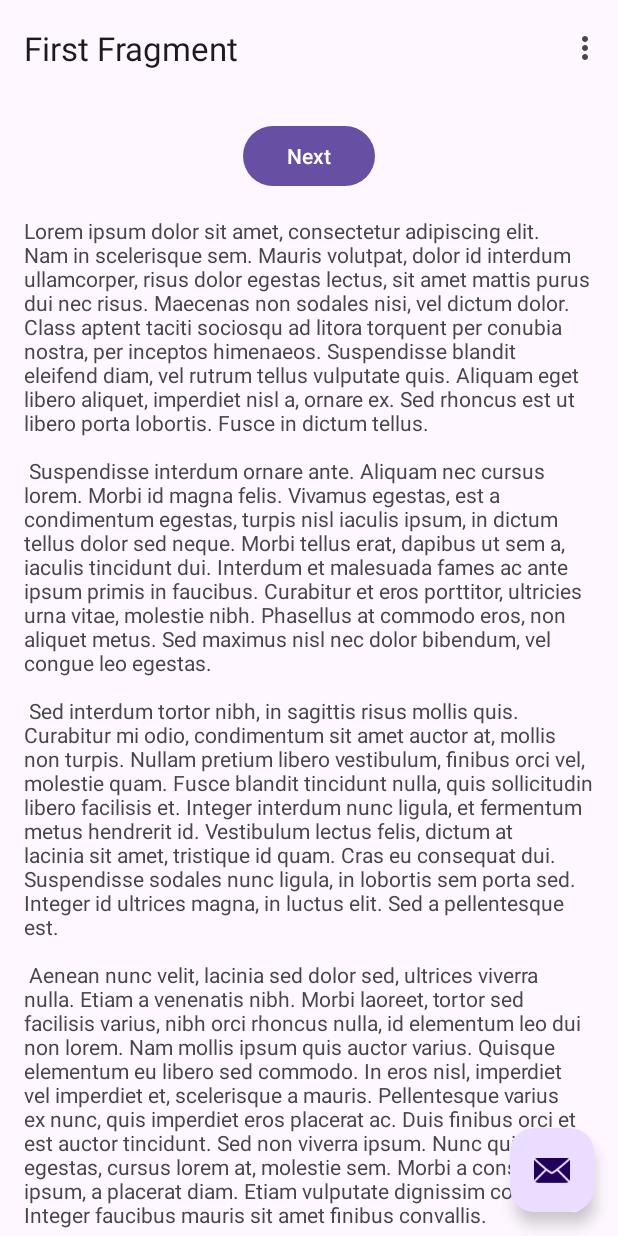
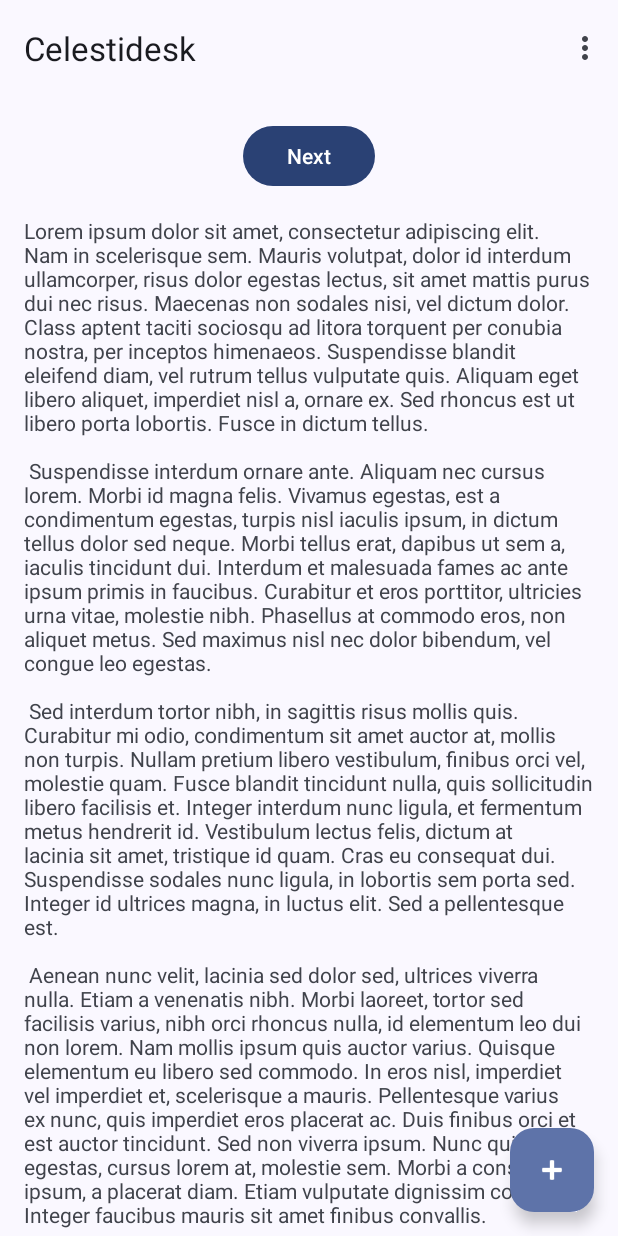
Before and after one commit to nijuyonkadesu/Celestidesk, an Android app: the screen it shows after launch (MainActivity), on a phone screen of 412 x 824 dp. Run offline under Robolectric (Android 15) with nearby library versions, the phone set to English and light mode, and no system bars; our stand-ins replace Dagger/Hilt's generated code, navigation-ui.

Commit message:
Remove some layouts - add datastore

```diff
--- a/app/src/main/AndroidManifest.xml
+++ b/app/src/main/AndroidManifest.xml
@@ -3,6 +3,7 @@
     xmlns:tools="http://schemas.android.com/tools">
 
     <application
+        android:name=".DeskApplication"
         android:allowBackup="true"
         android:dataExtractionRules="@xml/data_extraction_rules"
         android:fullBackupContent="@xml/backup_rules"
--- /dev/null
+++ b/app/src/main/java/one/njk/celestidesk/DeskApplication.kt
@@ -0,0 +1,13 @@
+package one.njk.celestidesk
+
+import android.app.Application
+import com.google.android.material.color.DynamicColors
+import dagger.hilt.android.HiltAndroidApp
+
+@HiltAndroidApp
+class DeskApplication: Application() {
+    override fun onCreate() {
+        super.onCreate()
+        DynamicColors.applyToActivitiesIfAvailable(this)
+    }
+}
--- a/app/src/main/java/one/njk/celestidesk/MainActivity.kt
+++ b/app/src/main/java/one/njk/celestidesk/MainActivity.kt
@@ -10,12 +10,19 @@ import androidx.navigation.ui.navigateUp
 import androidx.navigation.ui.setupActionBarWithNavController
 import android.view.Menu
 import android.view.MenuItem
+import androidx.navigation.fragment.NavHostFragment
+import dagger.hilt.android.AndroidEntryPoint
+import one.njk.celestidesk.data.RolesDataStore
 import one.njk.celestidesk.databinding.ActivityMainBinding
+import javax.inject.Inject
 
+@AndroidEntryPoint
 class MainActivity : AppCompatActivity() {
 
     private lateinit var appBarConfiguration: AppBarConfiguration
     private lateinit var binding: ActivityMainBinding
+    @Inject
+    lateinit var rolesDataStore: RolesDataStore
 
     override fun onCreate(savedInstanceState: Bundle?) {
         WindowCompat.setDecorFitsSystemWindows(window, false)
@@ -26,7 +33,9 @@ class MainActivity : AppCompatActivity() {
 
         setSupportActionBar(binding.toolbar)
 
-        val navController = findNavController(R.id.nav_host_fragment_content_main)
+        val navHostFragment = supportFragmentManager
+            .findFragmentById(R.id.nav_host_fragment_content_main) as NavHostFragment
+        val navController = navHostFragment.navController
         appBarConfiguration = AppBarConfiguration(navController.graph)
         setupActionBarWithNavController(navController, appBarConfiguration)
 
--- a/app/src/main/java/one/njk/celestidesk/FirstFragment.kt
+++ b/app/src/main/java/one/njk/celestidesk/RequestFragment.kt
@@ -5,15 +5,14 @@ import androidx.fragment.app.Fragment
 import android.view.LayoutInflater
 import android.view.View
 import android.view.ViewGroup
-import androidx.navigation.fragment.findNavController
-import one.njk.celestidesk.databinding.FragmentFirstBinding
+import one.njk.celestidesk.databinding.FragmentRequestBinding
 
 /**
  * A simple [Fragment] subclass as the default destination in the navigation.
  */
-class FirstFragment : Fragment() {
+class RequestFragment : Fragment() {
 
-    private var _binding: FragmentFirstBinding? = null
+    private var _binding: FragmentRequestBinding? = null
 
     // This property is only valid between onCreateView and
     // onDestroyView.
@@ -22,19 +21,15 @@ class FirstFragment : Fragment() {
     override fun onCreateView(
         inflater: LayoutInflater, container: ViewGroup?,
         savedInstanceState: Bundle?
-    ): View? {
+    ): View {
 
-        _binding = FragmentFirstBinding.inflate(inflater, container, false)
+        _binding = FragmentRequestBinding.inflate(inflater, container, false)
         return binding.root
 
     }
 
     override fun onViewCreated(view: View, savedInstanceState: Bundle?) {
         super.onViewCreated(view, savedInstanceState)
-
-        binding.buttonFirst.setOnClickListener {
-            findNavController().navigate(R.id.action_FirstFragment_to_SecondFragment)
-        }
     }
 
     override fun onDestroyView() {
--- a/app/src/main/res/layout/activity_main.xml
+++ b/app/src/main/res/layout/activity_main.xml
@@ -28,6 +28,6 @@
         android:layout_gravity="bottom|end"
         android:layout_marginEnd="@dimen/fab_margin"
         android:layout_marginBottom="16dp"
-        app:srcCompat="@android:drawable/ic_dialog_email" />
+        app:srcCompat="@android:drawable/ic_input_add" />
 
 </androidx.coordinatorlayout.widget.CoordinatorLayout>
--- a/app/src/main/res/layout/content_main.xml
+++ b/app/src/main/res/layout/content_main.xml
@@ -5,7 +5,7 @@
     android:layout_height="match_parent"
     app:layout_behavior="@string/appbar_scrolling_view_behavior">
 
-    <fragment
+    <androidx.fragment.app.FragmentContainerView
         android:id="@+id/nav_host_fragment_content_main"
         android:name="androidx.navigation.fragment.NavHostFragment"
         android:layout_width="0dp"
--- a/app/src/main/res/layout/fragment_first.xml
+++ b/app/src/main/res/layout/fragment_request.xml
@@ -4,7 +4,7 @@
     xmlns:tools="http://schemas.android.com/tools"
     android:layout_width="match_parent"
     android:layout_height="match_parent"
-    tools:context=".FirstFragment">
+    tools:context=".RequestFragment">
 
     <androidx.constraintlayout.widget.ConstraintLayout
         android:layout_width="match_parent"
--- a/app/src/main/res/navigation/nav_graph.xml
+++ b/app/src/main/res/navigation/nav_graph.xml
@@ -7,22 +7,8 @@
 
     <fragment
         android:id="@+id/FirstFragment"
-        android:name="one.njk.celestidesk.FirstFragment"
-        android:label="@string/first_fragment_label"
-        tools:layout="@layout/fragment_first">
-
-        <action
-            android:id="@+id/action_FirstFragment_to_SecondFragment"
-            app:destination="@id/SecondFragment" />
-    </fragment>
-    <fragment
-        android:id="@+id/SecondFragment"
-        android:name="one.njk.celestidesk.SecondFragment"
-        android:label="@string/second_fragment_label"
-        tools:layout="@layout/fragment_second">
-
-        <action
-            android:id="@+id/action_SecondFragment_to_FirstFragment"
-            app:destination="@id/FirstFragment" />
+        android:name="one.njk.celestidesk.RequestFragment"
+        android:label="@string/request_fragment_label"
+        tools:layout="@layout/fragment_request">
     </fragment>
 </navigation>
--- a/app/src/main/res/values/strings.xml
+++ b/app/src/main/res/values/strings.xml
@@ -43,4 +43,5 @@
         libero vel nunc consequat, quis tincidunt nisl eleifend. Cras bibendum enim a justo luctus
         vestibulum. Fusce dictum libero quis erat maximus, vitae volutpat diam dignissim.
     </string>
+    <string name="request_fragment_label">Celestidesk</string>
 </resources>
--- a/gradle/libs.versions.toml
+++ b/gradle/libs.versions.toml
@@ -18,11 +18,12 @@ recycler-view = "1.3.0"
 retrofit = "2.9.0"
 moshi = "1.14.0"
 lifecycle = "2.6.1"
+datastore = "1.0.0"
 
 [bundles]
 nav = ["nav-fragment", "nav-ui"]
 testing = ["androidx-test-ext", "androidx-test-espresso"]
-androidx = ["androidx-appcompat", "androidx-core", "androidx-constraintlayout", "androidx-recycler-view", "lifecycle-livedata", "lifecycle-viewmodel", "lifecycle-runtime"]
+androidx = ["androidx-appcompat", "androidx-core", "androidx-constraintlayout", "androidx-recycler-view", "lifecycle-livedata", "lifecycle-viewmodel", "lifecycle-runtime", "datastore"]
 retrofit = ["retrofit-moshi", "moshi"]
 
 [libraries]
@@ -45,6 +46,7 @@ retrofit-moshi = { module = "com.squareup.retrofit2:converter-moshi", version.re
 moshi = { module = "com.squareup.moshi:moshi-kotlin", version.ref = "moshi" }
 
 # default dependancies / androidx
+datastore = { module = "androidx.datastore:datastore-preferences", version.ref = "datastore" }
 android-material = { module = "com.google.android.material:material", version.ref = "m3" }
 androidx-appcompat = { module = "androidx.appcompat:appcompat", version.ref = "appcompat" }
 androidx-core = { group = "androidx.core", name = "core-ktx", version.ref = "core" }
```
Also changed, not shown: app/src/main/java/one/njk/celestidesk/SecondFragment.kt (deleted, +0 -44 lines), app/src/main/res/layout/fragment_second.xml (deleted, +0 -35 lines).
